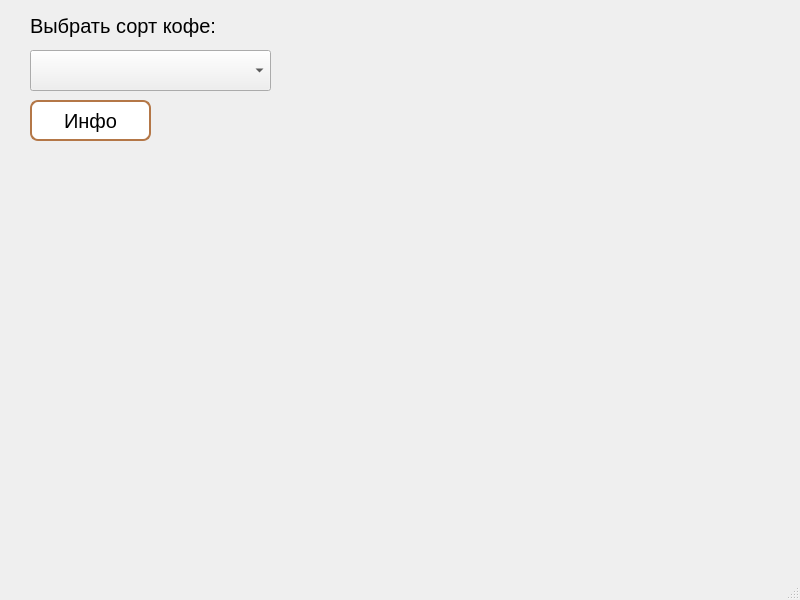
Before: the Qt Designer form main.ui in George-Derganov/Espresso, drawn with Qt 5.
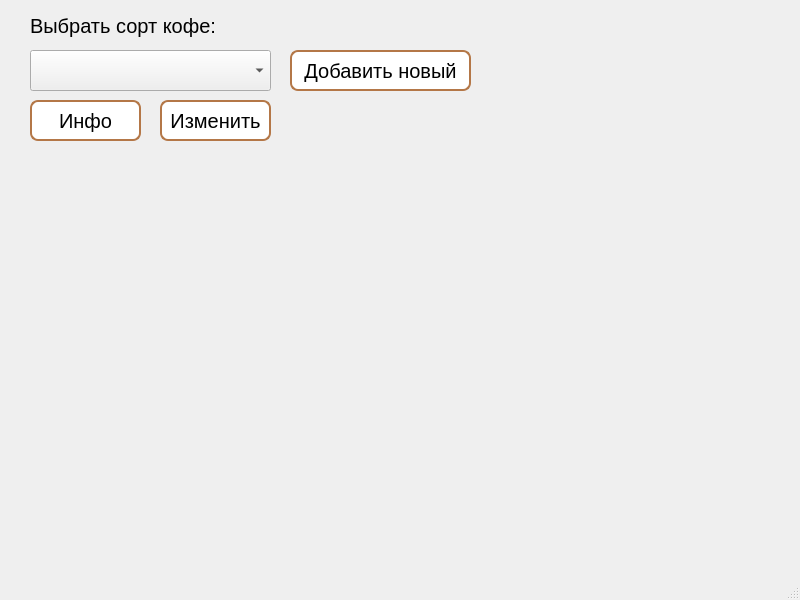
After: the same form once the commit is applied.

```diff
--- a/main.ui
+++ b/main.ui
@@ -94,7 +94,7 @@
      <rect>
       <x>30</x>
       <y>100</y>
-      <width>121</width>
+      <width>111</width>
       <height>41</height>
      </rect>
     </property>
@@ -212,6 +212,62 @@
      <string/>
     </property>
    </widget>
+   <widget class="QPushButton" name="change">
+    <property name="geometry">
+     <rect>
+      <x>160</x>
+      <y>100</y>
+      <width>111</width>
+      <height>41</height>
+     </rect>
+    </property>
+    <property name="font">
+     <font>
+      <family>Tahoma</family>
+      <pointsize>15</pointsize>
+     </font>
+    </property>
+    <property name="styleSheet">
+     <string notr="true">QPushButton {
+background-color: white;border: 2px solid #B47747; border-radius: 8px;
+}
+
+QPushButton:hover {
+background-color: BISQUE;border: 2px solid #B47747; border-radius: 8px;
+}</string>
+    </property>
+    <property name="text">
+     <string>Изменить</string>
+    </property>
+   </widget>
+   <widget class="QPushButton" name="add">
+    <property name="geometry">
+     <rect>
+      <x>290</x>
+      <y>50</y>
+      <width>181</width>
+      <height>41</height>
+     </rect>
+    </property>
+    <property name="font">
+     <font>
+      <family>Tahoma</family>
+      <pointsize>15</pointsize>
+     </font>
+    </property>
+    <property name="styleSheet">
+     <string notr="true">QPushButton {
+background-color: white;border: 2px solid #B47747; border-radius: 8px;
+}
+
+QPushButton:hover {
+background-color: BISQUE;border: 2px solid #B47747; border-radius: 8px;
+}</string>
+    </property>
+    <property name="text">
+     <string>Добавить новый</string>
+    </property>
+   </widget>
   </widget>
   <widget class="QMenuBar" name="menubar">
    <property name="geometry">
```
